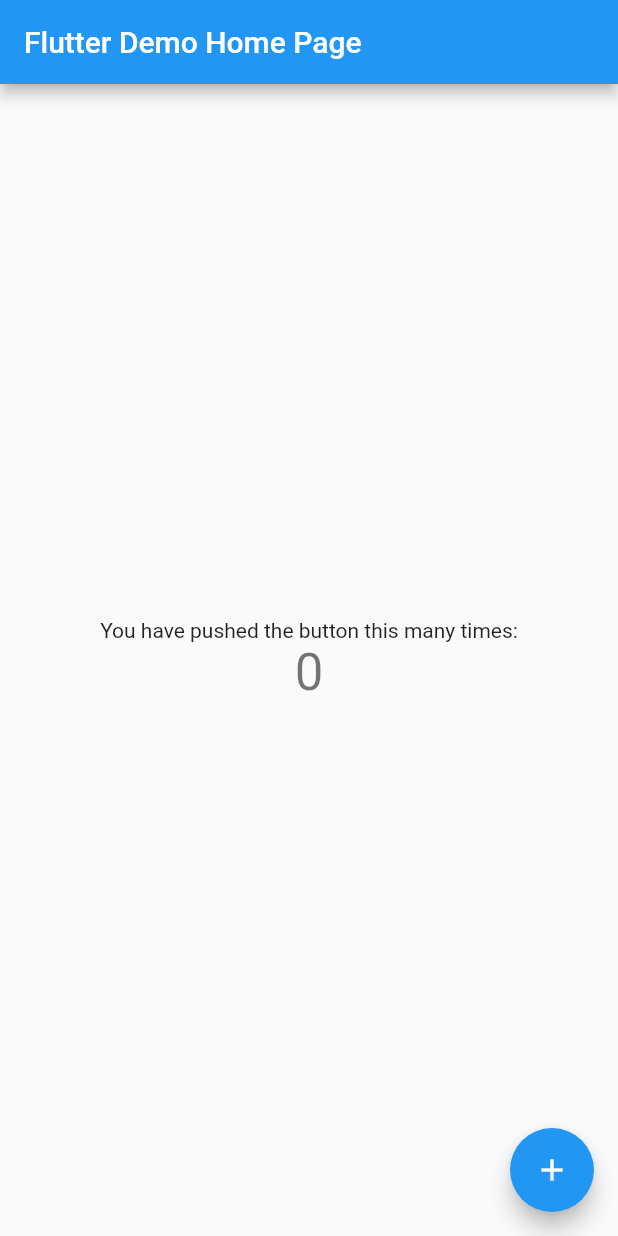
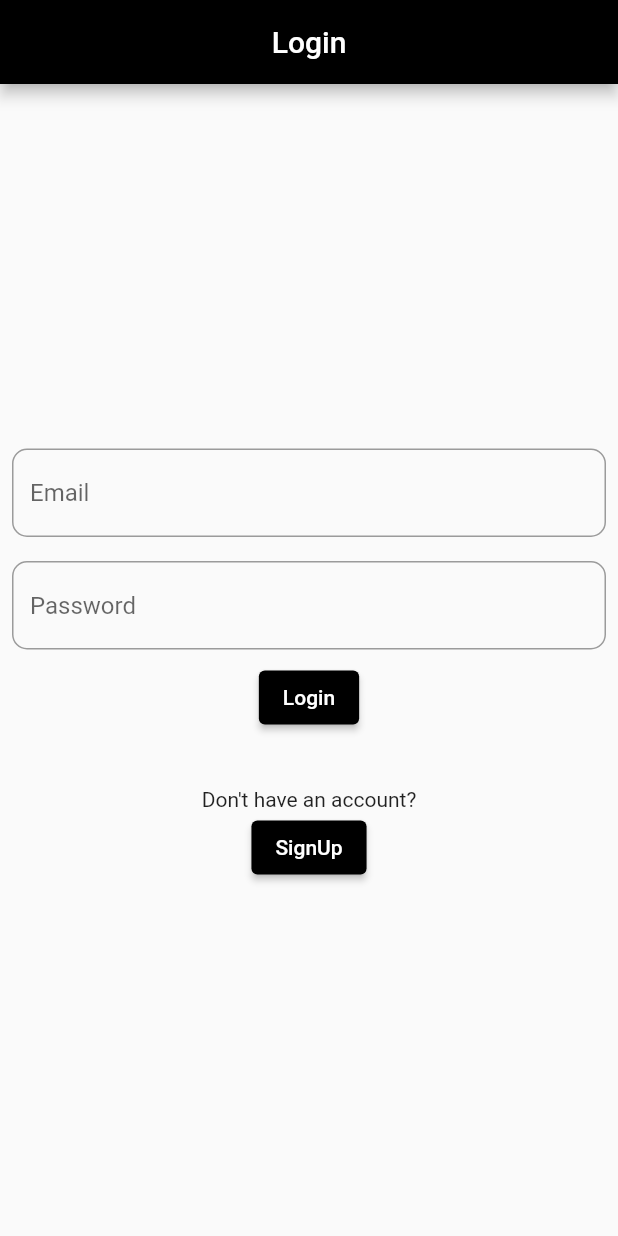
Before and after one commit to achintya-7/Backend_Learning, a Flutter app: the screen it shows after launch, on a phone screen of 412 x 824 dp. Run offline on Flutter 3.47's test engine with Material 2 defaults, Android fonts, the phone set to English and light mode, and no system bars; our stand-ins replace get.

Commit message:
Getx Controllers initialized for Login And SignUp

```diff
--- /dev/null
+++ b/banking_app/lib/constants.dart
@@ -0,0 +1 @@
+String apiUrl = "http://10.0.2.2:8000/";
--- /dev/null
+++ b/banking_app/lib/feature/auth/controller/login_controller.dart
@@ -0,0 +1,9 @@
+import 'package:get/get.dart';
+
+class LoginController extends GetxController {
+  RxString email = "".obs;
+
+  updateEmail(String s) {
+    email.value = s;
+  }
+}
--- /dev/null
+++ b/banking_app/lib/feature/auth/controller/signup_controller.dart
@@ -0,0 +1,5 @@
+import 'package:get/get.dart';
+
+class SignUpController extends GetxController {
+
+}
--- /dev/null
+++ b/banking_app/lib/feature/auth/view/login_page.dart
@@ -0,0 +1,75 @@
+import 'package:banking_app/feature/auth/controller/login_controller.dart';
+import 'package:flutter/material.dart';
+import 'package:get/get.dart';
+
+class LoginPage extends StatelessWidget {
+  LoginPage({super.key});
+
+  final TextEditingController _emailController = TextEditingController();
+  final TextEditingController _passwordController = TextEditingController();
+
+  @override
+  Widget build(BuildContext context) {
+    final _loginController = Get.find<LoginController>();
+
+    return Scaffold(
+        appBar: AppBar(
+          centerTitle: true,
+          title: const Text('Login'),
+        ),
+        body: Obx(
+          () => Center(
+            child: Column(
+              mainAxisAlignment: MainAxisAlignment.center,
+              children: [
+                // * TextFields
+                Padding(
+                  padding: const EdgeInsets.all(8.0),
+                  child: TextField(
+                    controller: _emailController,
+                    decoration: const InputDecoration(
+                      border: OutlineInputBorder(
+                        borderRadius: BorderRadius.all(Radius.circular(10)),
+                      ),
+                      hintText: "Email",
+                    ),
+                  ),
+                ),
+                Padding(
+                  padding: const EdgeInsets.all(8.0),
+                  child: TextField(
+                    controller: _passwordController,
+                    obscureText: true,
+                    decoration: const InputDecoration(
+                      border: OutlineInputBorder(
+                        borderRadius: BorderRadius.all(Radius.circular(10)),
+                      ),
+                      hintText: "Password",
+                    ),
+                  ),
+                ),
+                ElevatedButton(
+                    onPressed: () {
+                      _loginController.updateEmail(_emailController.text);
+                    },
+                    child: const Text("Login")),
+
+                Text(
+                  _loginController.email.value,
+                  style: const TextStyle(color: Colors.black),
+                ),
+
+                // * SignUp Button
+                const SizedBox(height: 20),
+                const Text("Don't have an account?"),
+                ElevatedButton(
+                    onPressed: () {
+                      Get.toNamed("/register");
+                    },
+                    child: const Text("SignUp"))
+              ],
+            ),
+          ),
+        ));
+  }
+}
--- a/banking_app/lib/main.dart
+++ b/banking_app/lib/main.dart
@@ -1,4 +1,8 @@
+import 'package:banking_app/feature/auth/binding/auth_bindings.dart';
+import 'package:banking_app/feature/auth/view/login_page.dart';
+import 'package:banking_app/feature/auth/view/register_page.dart';
 import 'package:flutter/material.dart';
+import 'package:get/get.dart';
 
 void main() {
   runApp(const MyApp());
@@ -10,106 +14,23 @@ class MyApp extends StatelessWidget {
   // This widget is the root of your application.
   @override
   Widget build(BuildContext context) {
-    return MaterialApp(
-      title: 'Flutter Demo',
+    return GetMaterialApp(
+      title: 'Banking App',
       theme: ThemeData(
-        // This is the theme of your application.
-        //
-        // Try running your application with "flutter run". You'll see the
-        // application has a blue toolbar. Then, without quitting the app, try
-        // changing the primarySwatch below to Colors.green and then invoke
-        // "hot reload" (press "r" in the console where you ran "flutter run",
-        // or simply save your changes to "hot reload" in a Flutter IDE).
-        // Notice that the counter didn't reset back to zero; the application
-        // is not restarted.
-        primarySwatch: Colors.blue,
+        primaryColor: Colors.black,
+        appBarTheme: const AppBarTheme(color: Colors.black),
+        elevatedButtonTheme: ElevatedButtonThemeData(
+          style: ButtonStyle(
+            backgroundColor: MaterialStateProperty.all<Color>(Colors.black),
+          ),
+        ),
+
       ),
-      home: const MyHomePage(title: 'Flutter Demo Home Page'),
+      initialRoute: "/login",
+      getPages: [
+        GetPage(name: "/login", page: () => LoginPage(), binding: AuthBindings()),
+        GetPage(name: "/register", page: () => const RegisterPage()),
+      ],
     );
   }
 }
-
-class MyHomePage extends StatefulWidget {
-  const MyHomePage({super.key, required this.title});
-
-  // This widget is the home page of your application. It is stateful, meaning
-  // that it has a State object (defined below) that contains fields that affect
-  // how it looks.
-
-  // This class is the configuration for the state. It holds the values (in this
-  // case the title) provided by the parent (in this case the App widget) and
-  // used by the build method of the State. Fields in a Widget subclass are
-  // always marked "final".
-
-  final String title;
-
-  @override
-  State<MyHomePage> createState() => _MyHomePageState();
-}
-
-class _MyHomePageState extends State<MyHomePage> {
-  int _counter = 0;
-
-  void _incrementCounter() {
-    setState(() {
-      // This call to setState tells the Flutter framework that something has
-      // changed in this State, which causes it to rerun the build method below
-      // so that the display can reflect the updated values. If we changed
-      // _counter without calling setState(), then the build method would not be
-      // called again, and so nothing would appear to happen.
-      _counter++;
-    });
-  }
-
-  @override
-  Widget build(BuildContext context) {
-    // This method is rerun every time setState is called, for instance as done
-    // by the _incrementCounter method above.
-    //
-    // The Flutter framework has been optimized to make rerunning build methods
-    // fast, so that you can just rebuild anything that needs updating rather
-    // than having to individually change instances of widgets.
-    return Scaffold(
-      appBar: AppBar(
-        // Here we take the value from the MyHomePage object that was created by
-        // the App.build method, and use it to set our appbar title.
-        title: Text(widget.title),
-      ),
-      body: Center(
-        // Center is a layout widget. It takes a single child and positions it
-        // in the middle of the parent.
-        child: Column(
-          // Column is also a layout widget. It takes a list of children and
-          // arranges them vertically. By default, it sizes itself to fit its
-          // children horizontally, and tries to be as tall as its parent.
-          //
-          // Invoke "debug painting" (press "p" in the console, choose the
-          // "Toggle Debug Paint" action from the Flutter Inspector in Android
-          // Studio, or the "Toggle Debug Paint" command in Visual Studio Code)
-          // to see the wireframe for each widget.
-          //
-          // Column has various properties to control how it sizes itself and
-          // how it positions its children. Here we use mainAxisAlignment to
-          // center the children vertically; the main axis here is the vertical
-          // axis because Columns are vertical (the cross axis would be
-          // horizontal).
-          mainAxisAlignment: MainAxisAlignment.center,
-          children: <Widget>[
-            const Text(
-              'You have pushed the button this many times:',
-            ),
-            Text(
-              '$_counter',
-              style: Theme.of(context).textTheme.headline4,
-            ),
-          ],
-        ),
-      ),
-      floatingActionButton: FloatingActionButton(
-        onPressed: _incrementCounter,
-        tooltip: 'Increment',
-        child: const Icon(Icons.add),
-      ), // This trailing comma makes auto-formatting nicer for build methods.
-    );
-  }
-}
--- a/banking_app/pubspec.yaml
+++ b/banking_app/pubspec.yaml
@@ -36,6 +36,8 @@ dependencies:
   # The following adds the Cupertino Icons font to your application.
   # Use with the CupertinoIcons class for iOS style icons.
   cupertino_icons: ^1.0.2
+  get: ^4.6.5
+  http: ^0.13.5
 
 dev_dependencies:
   flutter_test:
```
Also changed, not shown: banking_app/lib/feature/auth/binding/auth_bindings.dart (added, +11 -0 lines), banking_app/lib/feature/auth/view/register_page.dart (added, +15 -0 lines), banking_app/lib/service/http_object.dart (added, +8 -0 lines), banking_app/lib/service/http_service.dart (added, +20 -0 lines), banking_app/pubspec.lock, 3 other files.
